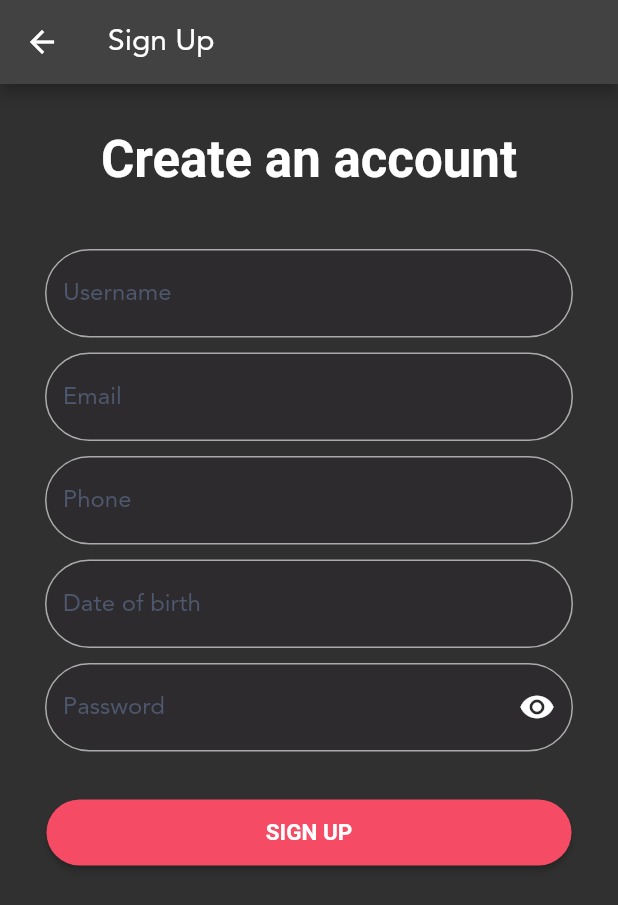
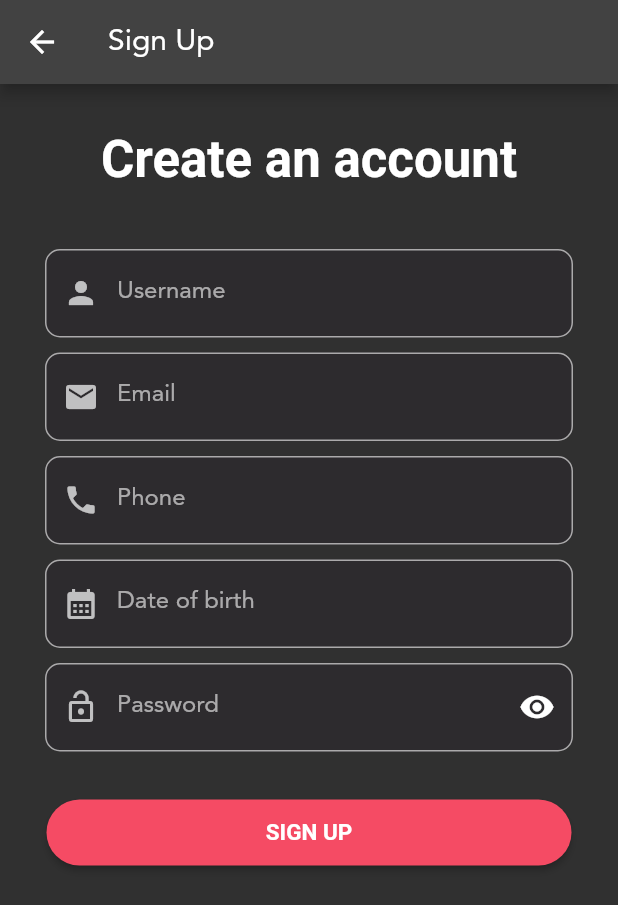
Before and after one commit to Daobakhanh/Yope-YourPets, a Flutter app: the SignUpPage screen opened directly, on a phone screen of 412 x 824 dp. Shown: the top 905 px of the screen. Run offline on Flutter 3.47's test engine with Material 2 defaults, Android fonts, the phone set to English and light mode, and no system bars; our stand-ins replace unicons; Roboto replaces fonts that are missing (Avernir).

Commit message:
Add icon textField input

```diff
--- a/lib/modules/auth/pages/auth_forgot_password_page.dart
+++ b/lib/modules/auth/pages/auth_forgot_password_page.dart
@@ -30,7 +30,8 @@ class _ForgotPasswordPageState extends State<ForgotPasswordPage> {
               ),
             ),
             const TextInputAuth(
-              label: 'Your email',
+              icon: Icon(Icons.email),
+              label: 'Your Email',
             ),
             const SizedBox(
               height: 40,
--- a/lib/modules/auth/pages/auth_login_page.dart
+++ b/lib/modules/auth/pages/auth_login_page.dart
@@ -47,6 +47,7 @@ class _LoginPageState extends State<LoginPage> {
               ),
             ),
             const TextInputAuth(
+              icon: Icon(Icons.person),
               label: 'Username',
             ),
             const PasswordInput(),
@@ -65,6 +66,7 @@ class _LoginPageState extends State<LoginPage> {
                 child: Text(
                   'Forgot your password?',
                   style: AppTextStyle.body15.copyWith(
+                    color: AppTextColor.light,
                     fontWeight: FontWeight.w200,
                     fontStyle: FontStyle.italic,
                   ),
--- a/lib/modules/auth/pages/auth_sign_up_page.dart
+++ b/lib/modules/auth/pages/auth_sign_up_page.dart
@@ -21,6 +21,7 @@ class _SignUpPageState extends State<SignUpPage> {
       body: Padding(
         padding: const EdgeInsets.symmetric(horizontal: 30),
         child: SingleChildScrollView(
+          // keyboardDismissBehavior: ScrollViewKeyboardDismissBehavior.onDrag,
           child: Column(
             children: [
               const Padding(
@@ -31,15 +32,19 @@ class _SignUpPageState extends State<SignUpPage> {
                 ),
               ),
               const TextInputAuth(
+                icon: Icon(Icons.person),
                 label: 'Username',
               ),
               const TextInputAuth(
+                icon: Icon(Icons.email),
                 label: 'Email',
               ),
               const TextInputAuth(
+                icon: Icon(Icons.phone),
                 label: 'Phone',
               ),
               const TextInputAuth(
+                icon: Icon(Icons.calendar_month),
                 label: 'Date of birth',
               ),
               const PasswordInput(),
--- a/lib/modules/auth/widgets/auth_common_widgets.dart
+++ b/lib/modules/auth/widgets/auth_common_widgets.dart
@@ -59,12 +59,13 @@ class _PasswordInputState extends State<PasswordInput> {
           fillColor: AppColors.inputTextDarkMode,
           border: const OutlineInputBorder(
             borderRadius: BorderRadius.all(
-              Radius.circular(50.0),
+              Radius.circular(10.0),
             ),
           ),
-          // labelText: 'Password',
-          hintText: 'Password',
+          labelText: 'Password',
+          hintText: 'Enter Password',
           hintStyle: const TextStyle(color: AppTextColor.grey),
+          prefixIcon: const Icon(Icons.lock_open),
           suffixIcon: IconButton(
             color: AppColors.light,
             icon: Icon(_isObscure ? Icons.visibility : Icons.visibility_off),
@@ -82,7 +83,9 @@ class _PasswordInputState extends State<PasswordInput> {
 
 class TextInputAuth extends StatefulWidget {
   final String? label;
-  const TextInputAuth({Key? key, required this.label}) : super(key: key);
+  final Icon? icon;
+  const TextInputAuth({Key? key, required this.label, required this.icon})
+      : super(key: key);
 
   @override
   State<TextInputAuth> createState() => _TextInputAuthState();
@@ -117,11 +120,12 @@ class _TextInputAuthState extends State<TextInputAuth> {
           fillColor: AppColors.inputTextDarkMode,
           border: const OutlineInputBorder(
             borderRadius: BorderRadius.all(
-              Radius.circular(50.0),
+              Radius.circular(10.0),
             ),
           ),
-          // labelText: 'Password',
-          hintText: widget.label,
+          prefixIcon: widget.icon,
+          labelText: widget.label,
+          hintText: 'Enter ${widget.label}',
           hintStyle: const TextStyle(color: AppTextColor.grey),
         ),
       ),
--- a/lib/themes/app_text_styles.dart
+++ b/lib/themes/app_text_styles.dart
@@ -11,44 +11,38 @@ class AppTextStyle {
 
   static const h2 = TextStyle(
     fontFamily: AppFonts.avenir,
-    fontSize: 40,
+    fontSize: 28,
     fontWeight: FontWeight.bold,
-    color: AppTextColor.light,
   );
   static const h3 = TextStyle(
-      fontWeight: FontWeight.w400,
-      fontFamily: AppFonts.avenir,
-      fontSize: 22,
-      color: AppTextColor.light);
+    fontWeight: FontWeight.w400,
+    fontFamily: AppFonts.avenir,
+    fontSize: 22,
+  );
   static const largeTitle = TextStyle(
-      fontFamily: AppFonts.avenir,
-      fontSize: 34,
-      color: AppColors.light,
-      fontWeight: FontWeight.bold);
+    fontFamily: AppFonts.avenir,
+    fontSize: 34,
+    fontWeight: FontWeight.bold,
+  );
   static const body20 = TextStyle(
     fontFamily: AppFonts.avenir,
     fontSize: 20,
-    color: AppTextColor.light,
   );
   static const body15 = TextStyle(
     fontFamily: AppFonts.avenir,
     fontSize: 15,
-    color: AppTextColor.light,
   );
   static const body17 = TextStyle(
     fontFamily: AppFonts.avenir,
     fontSize: 17,
-    // color: AppTextColor.light,
   );
   static const caption11 = TextStyle(
     fontFamily: AppFonts.avenir,
     fontSize: 11,
-    color: AppTextColor.light,
   );
   static const caption13 = TextStyle(
     fontFamily: AppFonts.avenir,
     fontSize: 13,
-    color: AppTextColor.light,
   );
   static const appName = TextStyle(
     fontFamily: AppFonts.silkscreen,
```
